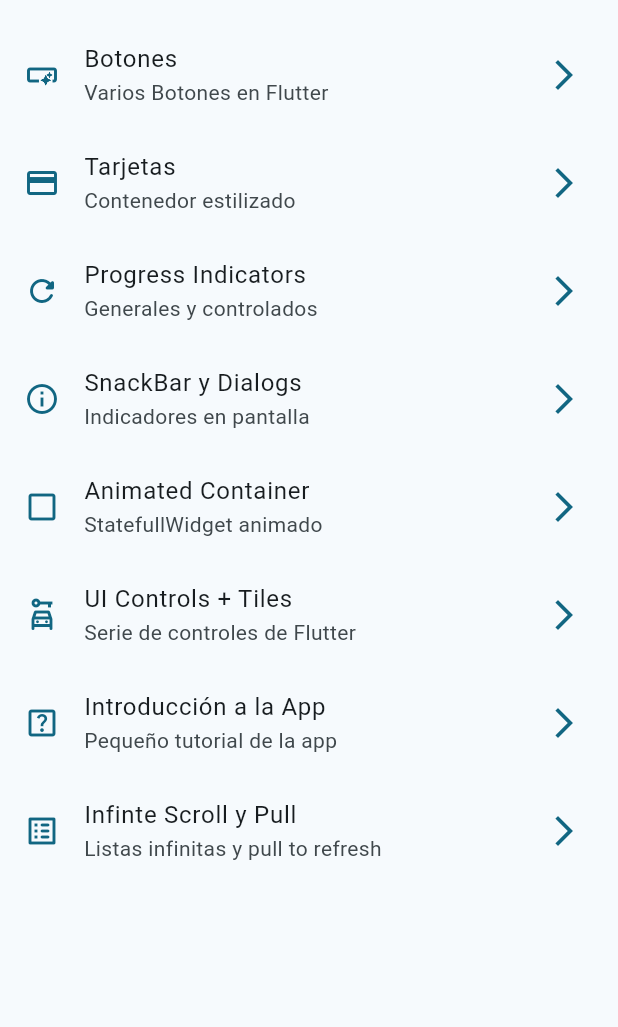
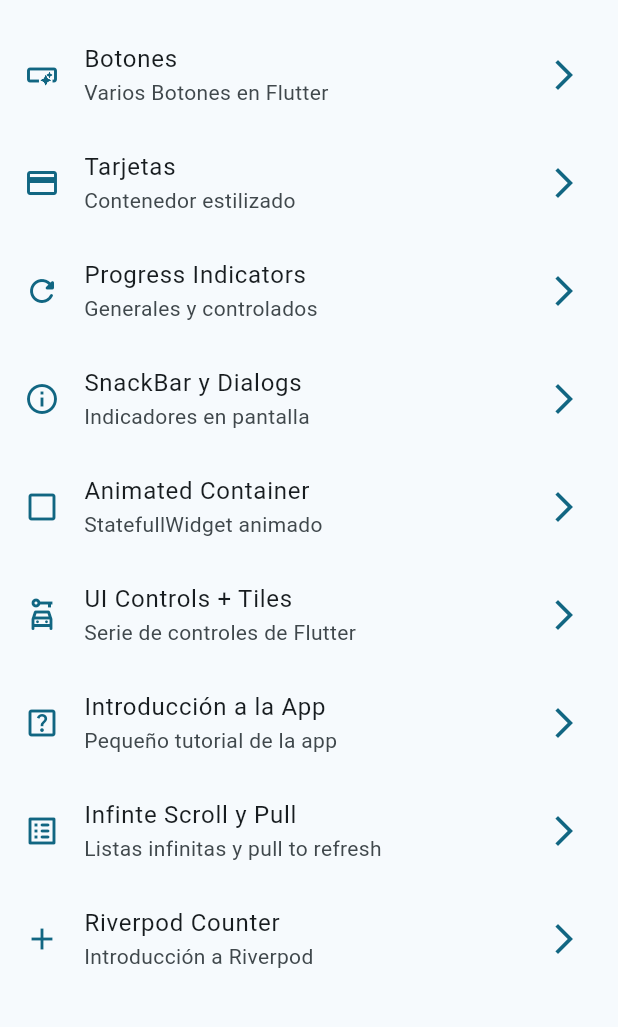
Before and after one commit to LizzullyJ/widgets_app, a Flutter app: the screen it shows after launch, on a phone screen of 412 x 824 dp, the part 63-1090 px from its top. Run offline on Flutter 3.47's test engine with Material 2 defaults, Android fonts, the phone set to English and light mode, and no system bars; our stand-ins replace animate_do, flutter_riverpod, go_router.

Commit message:
counter riverpood terminado

```diff
--- a/lib/config/menu/menu_items.dart
+++ b/lib/config/menu/menu_items.dart
@@ -63,4 +63,10 @@ const appMenuItems = <MenuItem>[
     link: '/infinite',
     icon: Icons.list_alt_rounded,
   ),
+    MenuItem(
+    title: 'Riverpod Counter',
+    subTitle: 'Introducción a Riverpod',
+    link: '/counter',
+    icon: Icons.add,
+  ),
 ];
--- a/lib/config/router/app_router.dart
+++ b/lib/config/router/app_router.dart
@@ -47,4 +47,9 @@ final appRouter = GoRouter(initialLocation: '/', routes: [
     name: InfiniteScrollScreen.name,
     builder: (context, state) => const InfiniteScrollScreen(),
   ),
+  GoRoute(
+    path: '/counter',
+    name: CounterScreen.name,
+    builder: (context, state) => const CounterScreen(),
+  ),
 ]);
--- a/lib/main.dart
+++ b/lib/main.dart
@@ -1,9 +1,11 @@
 import 'package:flutter/material.dart';
+import 'package:flutter_riverpod/flutter_riverpod.dart';
+
 import 'package:widgets_app/config/router/app_router.dart';
 import 'package:widgets_app/config/theme/app_theme.dart';
 
 void main() {
-  runApp(const MainApp());
+  runApp( const ProviderScope(child: MainApp()));
 }
 
 class MainApp extends StatelessWidget {
--- /dev/null
+++ b/lib/presentation/providers/counter_provider.dart
@@ -0,0 +1,3 @@
+import 'package:flutter_riverpod/flutter_riverpod.dart';
+
+final counterProvider = StateProvider((ref) => 5);
--- /dev/null
+++ b/lib/presentation/providers/theme_provider.dart
@@ -0,0 +1,3 @@
+import 'package:flutter_riverpod/flutter_riverpod.dart';
+
+final isDarkModeProvider = StateProvider<bool>((ref) => false);
--- a/lib/presentation/screens/screens.dart
+++ b/lib/presentation/screens/screens.dart
@@ -1,3 +1,4 @@
+export 'package:widgets_app/presentation/screens/counter/counter_screen.dart';
 export 'package:widgets_app/presentation/screens/animated/animated_screen.dart';
 export 'package:widgets_app/presentation/screens/app_tutorial/app_tutorial_screen.dart';
 export 'package:widgets_app/presentation/screens/buttons/buttons_screen.dart';
--- a/pubspec.yaml
+++ b/pubspec.yaml
@@ -10,7 +10,9 @@ dependencies:
   animate_do: ^3.1.2
   flutter:
     sdk: flutter
+  flutter_riverpod: ^2.4.0
   go_router: ^10.1.2
+
 
 dev_dependencies:
   flutter_lints: ^2.0.0
```
Also changed, not shown: lib/presentation/screens/counter/counter_screen.dart (added, +44 -0 lines), pubspec.lock.
